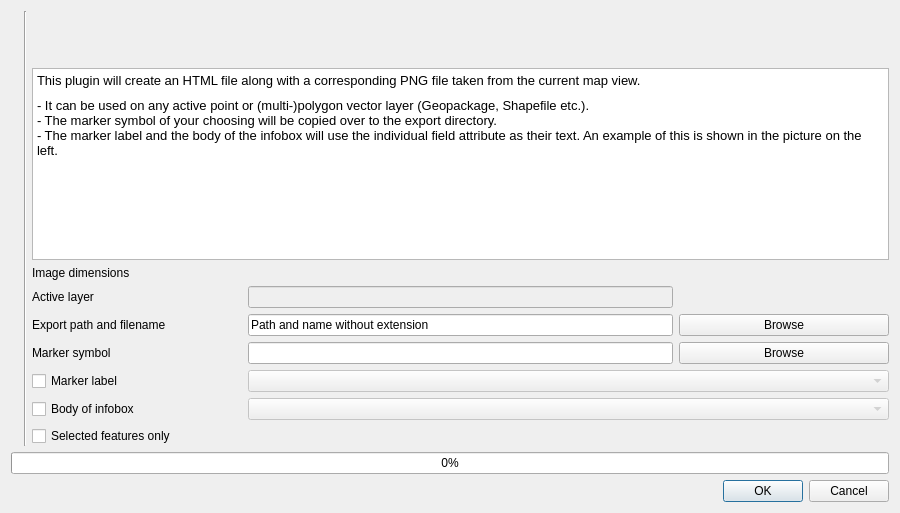
The window that src/html_image_map_creator_dialog_base.ui (geometalab/HTML-Image-Map-Creator-QGIS-Plugin) describes before a commit, drawn with Qt 5.
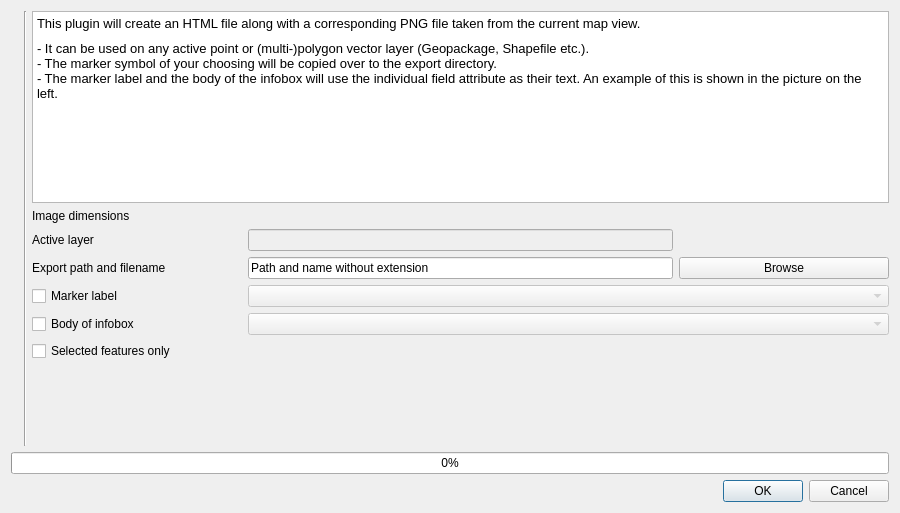
The same window after the commit. Icons and pictures are not drawn.

```diff
--- a/src/html_image_map_creator_dialog_base.ui
+++ b/src/html_image_map_creator_dialog_base.ui
@@ -49,30 +49,6 @@
     </widget>
    </item>
    <item row="0" column="2">
-    <widget class="QLabel" name="txtHeading">
-     <property name="sizePolicy">
-      <sizepolicy hsizetype="Preferred" vsizetype="Minimum">
-       <horstretch>0</horstretch>
-       <verstretch>0</verstretch>
-      </sizepolicy>
-     </property>
-     <property name="font">
-      <font>
-       <family>Sans Serif</family>
-       <pointsize>24</pointsize>
-       <weight>50</weight>
-       <italic>false</italic>
-       <bold>false</bold>
-       <underline>false</underline>
-       <strikeout>false</strikeout>
-      </font>
-     </property>
-     <property name="alignment">
-      <set>Qt::AlignCenter</set>
-     </property>
-    </widget>
-   </item>
-   <item row="1" column="2">
     <widget class="QTextEdit" name="textEdit">
      <property name="sizePolicy">
       <sizepolicy hsizetype="Expanding" vsizetype="Preferred">
@@ -116,7 +92,7 @@
      </property>
     </widget>
    </item>
-   <item row="2" column="2">
+   <item row="1" column="2">
     <layout class="QGridLayout" name="gridLayout_3">
      <item row="1" column="0">
       <widget class="QLabel" name="lblDimensions">
@@ -165,51 +141,27 @@
       </widget>
      </item>
      <item row="4" column="0">
-      <widget class="QLabel" name="lblIconFileName">
-       <property name="sizePolicy">
-        <sizepolicy hsizetype="Preferred" vsizetype="Minimum">
-         <horstretch>0</horstretch>
-         <verstretch>0</verstretch>
-        </sizepolicy>
-       </property>
-       <property name="text">
-        <string>Marker symbol</string>
-       </property>
-      </widget>
-     </item>
-     <item row="4" column="3">
-      <widget class="QPushButton" name="btnIconFileBrowse">
-       <property name="text">
-        <string>Browse</string>
-       </property>
-      </widget>
-     </item>
-     <item row="4" column="1" colspan="2">
-      <widget class="QLineEdit" name="txtIconFileName">
-      </widget>
-     </item>
-     <item row="5" column="0">
       <widget class="QCheckBox" name="chkBoxLabel">
        <property name="text">
         <string>Marker label</string>
        </property>
       </widget>
      </item>
-     <item row="5" column="1" colspan="3">
+     <item row="4" column="1" colspan="3">
       <widget class="QComboBox" name="cmbLabelAttributes">
        <property name="enabled">
         <bool>false</bool>
        </property>
       </widget>
      </item>
-     <item row="6" column="0">
+     <item row="5" column="0">
       <widget class="QCheckBox" name="chkBoxInfoBox">
        <property name="text">
         <string>Body of infobox</string>
        </property>
       </widget>
      </item>
-     <item row="6" column="1" colspan="3">
+     <item row="5" column="1" colspan="3">
       <widget class="QComboBox" name="cmbInfoBoxAttributes">
        <property name="enabled">
         <bool>false</bool>
```
